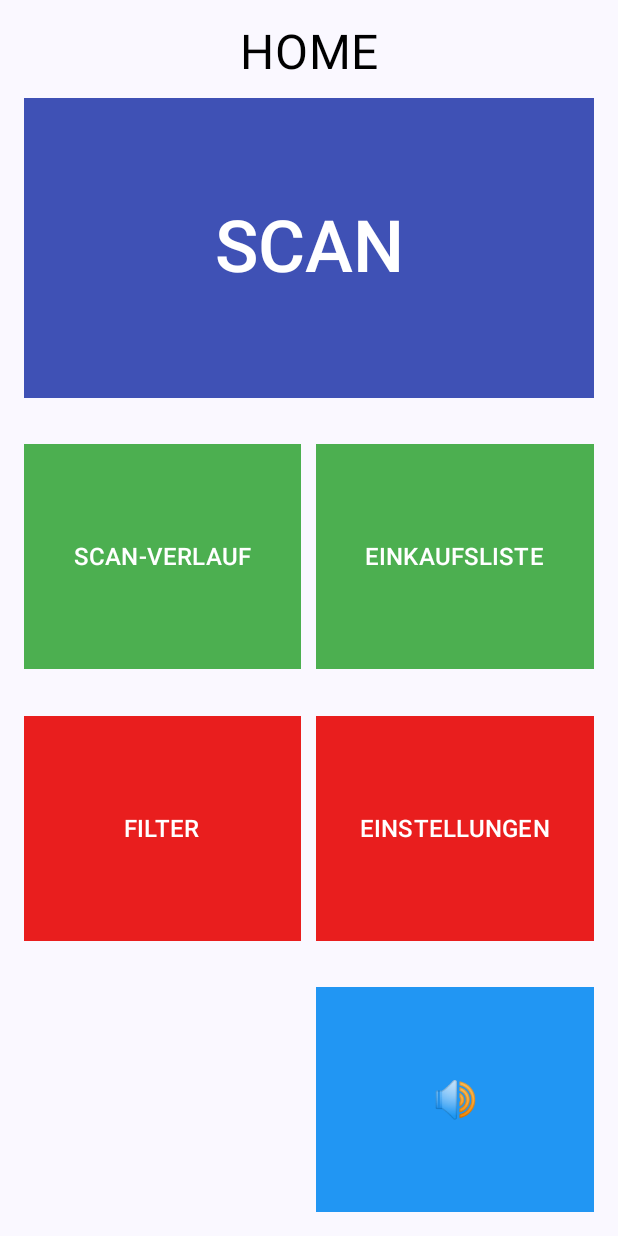
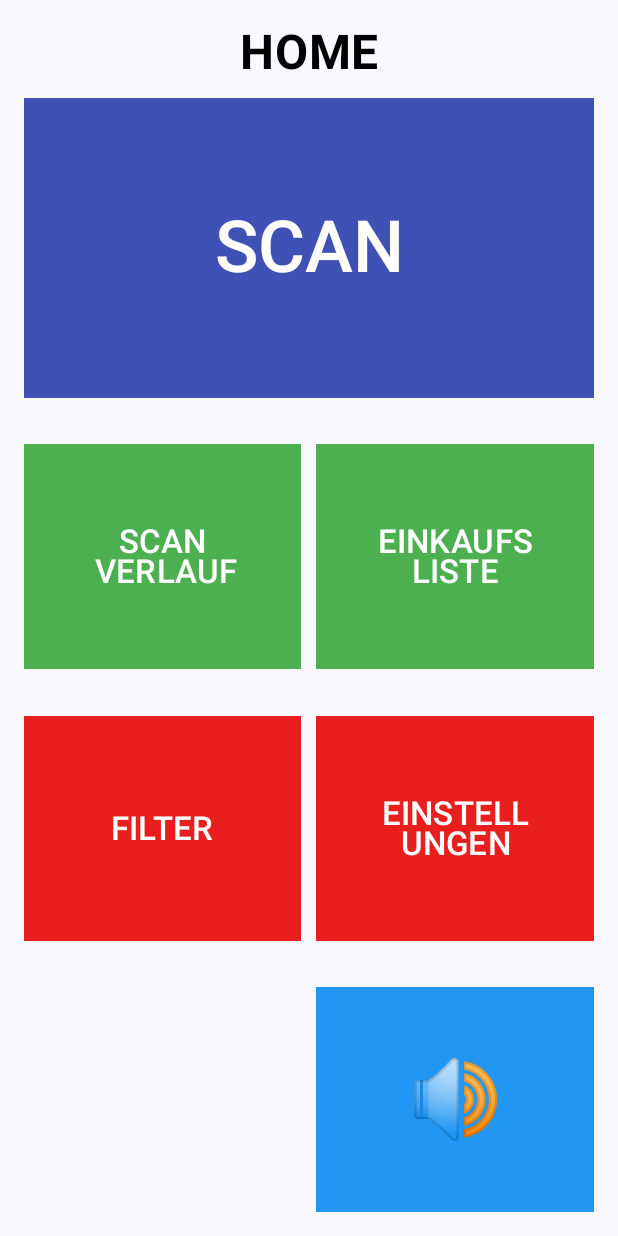
Before and after one commit to sp8cky/Product-Scanner, an Android app built with Jetpack Compose: the screen it shows after launch (MainActivity), on a phone screen of 412 x 824 dp. Run offline under Robolectric (Android 15) with nearby library versions, the phone set to English and light mode, and no system bars.

Commit message:
- Homescreen- Fonts

```diff
--- a/app/src/main/java/de/luh/hci/mid/productscanner/MainActivity.kt
+++ b/app/src/main/java/de/luh/hci/mid/productscanner/MainActivity.kt
@@ -19,6 +19,7 @@ import androidx.compose.ui.text.style.TextAlign
 import androidx.compose.ui.unit.dp
 import androidx.compose.ui.unit.sp
 import androidx.compose.ui.graphics.RectangleShape
+import androidx.compose.ui.text.font.FontWeight
 import de.luh.hci.mid.productscanner.ui.theme.ProductscannerTheme
 import de.luh.hci.mid.productscanner.ui.theme.*
 
@@ -53,6 +54,7 @@ fun MainScreen(modifier: Modifier = Modifier) {
         Text(
             text = "HOME",
             fontSize = 32.sp,
+            fontWeight = FontWeight.Bold,
             color = Color.Black,
             textAlign = TextAlign.Center,
             modifier = Modifier.fillMaxWidth()
@@ -96,7 +98,12 @@ fun MainScreen(modifier: Modifier = Modifier) {
                 shape = RectangleShape,
                 elevation = ButtonDefaults.buttonElevation(0.dp)
             ) {
-                Text(text = "SCAN-VERLAUF", fontSize = 16.sp, color = Color.White)
+                Text(text = "SCAN\n VERLAUF",
+                    fontSize = 22.sp,
+                    color = Color.White,
+                    textAlign = TextAlign.Center,
+                    modifier = Modifier.fillMaxWidth(),
+                )
             }
             Button(
                 onClick = { /* Action for Einkaufsliste */ },
@@ -107,7 +114,12 @@ fun MainScreen(modifier: Modifier = Modifier) {
                 shape = RectangleShape,
                 elevation = ButtonDefaults.buttonElevation(0.dp)
             ) {
-                Text(text = "EINKAUFSLISTE", fontSize = 16.sp, color = Color.White)
+                Text(text = "EINKAUFS\nLISTE",
+                    fontSize = 22.sp,
+                    color = Color.White,
+                    textAlign = TextAlign.Center,
+                    modifier = Modifier.fillMaxWidth(),
+                )
             }
         }
 
@@ -128,7 +140,12 @@ fun MainScreen(modifier: Modifier = Modifier) {
                 shape = RectangleShape,
                 elevation = ButtonDefaults.buttonElevation(0.dp)
             ) {
-                Text(text = "FILTER", fontSize = 16.sp, color = Color.White)
+                Text(text = "FILTER",
+                    fontSize = 22.sp,
+                    color = Color.White,
+                    textAlign = TextAlign.Center,
+                    modifier = Modifier.fillMaxWidth(),
+                )
             }
             Button(
                 onClick = { /* Action for Einstellungen */ },
@@ -139,7 +156,12 @@ fun MainScreen(modifier: Modifier = Modifier) {
                 shape = RectangleShape,
                 elevation = ButtonDefaults.buttonElevation(0.dp)
             ) {
-                Text(text = "EINSTELLUNGEN", fontSize = 16.sp, color = Color.White)
+                Text(text = "EINSTELL\nUNGEN",
+                    fontSize = 22.sp,
+                    color = Color.White,
+                    textAlign = TextAlign.Center,
+                    modifier = Modifier.fillMaxWidth(),
+                )
             }
         }
 
@@ -163,7 +185,7 @@ fun MainScreen(modifier: Modifier = Modifier) {
             ) {
                 Text(
                     text = "🔊",
-                    fontSize = 24.sp,
+                    fontSize = 50.sp,
                     color = Color.White,
                     textAlign = TextAlign.Center
                 )
```
